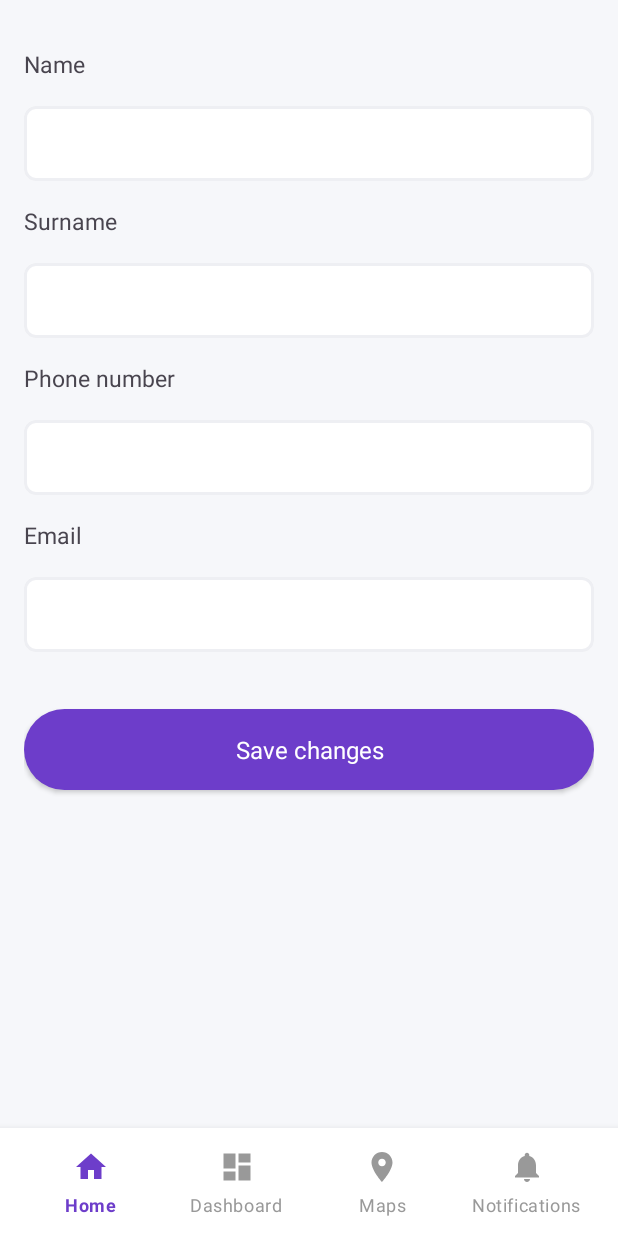
After one commit to galAntonis/SeniorTracker, an Android app: the EditSeniorFragment screen opened through its navigation route, on a phone screen of 412 x 824 dp. The commit adds this screen. Run offline under Robolectric (Android 15) with nearby library versions, the phone set to English and light mode, and no system bars; our stand-ins replace EventBus, Firebase (no records; nobody signed in at launch, a user with empty details on screens opened directly), navigation-ui.

Commit message:
Edit senior data
Signed-off-by: galAntonis <galant.dev@gmail.com>

```diff
--- /dev/null
+++ b/app/src/main/java/gr/galeos/seniortracker/ui/editSenior/EditSeniorFragment.java
@@ -0,0 +1,102 @@
+package gr.galeos.seniortracker.ui.editSenior;
+
+import android.os.Bundle;
+import android.util.Log;
+import android.view.LayoutInflater;
+import android.view.View;
+import android.view.ViewGroup;
+import android.widget.Toast;
+
+import androidx.annotation.NonNull;
+import androidx.annotation.Nullable;
+import androidx.fragment.app.Fragment;
+import androidx.lifecycle.ViewModelProvider;
+
+import gr.galeos.seniortracker.SeniorModel;
+import gr.galeos.seniortracker.databinding.FragmentEditSeniorBinding;
+
+public class EditSeniorFragment extends Fragment {
+
+    private FragmentEditSeniorBinding binding;
+    private EditSeniorViewModel viewModel;
+    private String seniorId;
+
+    @Override
+    public void onCreate(@Nullable Bundle savedInstanceState) {
+        super.onCreate(savedInstanceState);
+        Bundle bundle = getArguments();
+        if (bundle != null) {
+            seniorId = bundle.getString("seniorId");
+        }
+    }
+
+
+    public View onCreateView(@NonNull LayoutInflater inflater, ViewGroup container, Bundle savedInstanceState) {
+
+        binding = FragmentEditSeniorBinding.inflate(inflater, container, false);
+        return binding.getRoot();
+    }
+
+    @Override
+    public void onViewCreated(@NonNull View view, @Nullable Bundle savedInstanceState) {
+
+        super.onViewCreated(view, savedInstanceState);
+        setupViewModel();
+        setupObservers();
+        setClickListeners();
+        if (seniorId != null) {
+            viewModel.fetchSeniorDetails(seniorId);
+        }
+
+    }
+
+    private void setupViewModel() {
+        viewModel = new ViewModelProvider(this).get(EditSeniorViewModel.class);
+    }
+
+    private void setupObservers() {
+        viewModel.getSeniorData().observe(getViewLifecycleOwner(), senior -> {
+            if (senior != null) {
+                SeniorModel.getInstance().user.setId(senior.getId());
+                SeniorModel.getInstance().user.setFirstname(senior.getFirstname());
+                SeniorModel.getInstance().user.setLastname(senior.getLastname());
+                SeniorModel.getInstance().user.setEmail(senior.getEmail());
+                SeniorModel.getInstance().user.setPhone(senior.getPhone());
+                SeniorModel.getInstance().user.setAccountType(senior.getAccountType());
+                binding.nameEditText.setText(SeniorModel.getInstance().user.getFirstname());
+                binding.surnameEditText.setText(SeniorModel.getInstance().user.getLastname());
+                binding.emailEditText.setText(SeniorModel.getInstance().user.getEmail());
+                binding.phoneEditText.setText(SeniorModel.getInstance().user.getPhone());
+            } else {
+                // Error
+                Log.d("EditSeniorFragment", "Senior not found");
+            }
+        });
+
+        viewModel.updateUserData().observe(getViewLifecycleOwner(), found -> {
+            if (found) {
+                Toast.makeText(getContext(), "Success", Toast.LENGTH_SHORT).show();
+            } else {
+                Toast.makeText(getContext(), "Error", Toast.LENGTH_SHORT).show();
+            }
+        });
+    }
+
+    private void setClickListeners() {
+        binding.saveButton.setOnClickListener(v -> {
+            String id = SeniorModel.getInstance().user.getId();
+            String firstname = binding.nameEditText.getText().toString();
+            String lastname = binding.surnameEditText.getText().toString();
+            String email = binding.emailEditText.getText().toString();
+            String phone = binding.phoneEditText.getText().toString();
+            viewModel.updateUserData(id, firstname, lastname, email, phone,SeniorModel.getInstance().user.getAccountType());
+
+        });
+    }
+
+    @Override
+    public void onDestroyView() {
+        super.onDestroyView();
+        binding = null;
+    }
+}
--- /dev/null
+++ b/app/src/main/java/gr/galeos/seniortracker/ui/editSenior/EditSeniorViewModel.java
@@ -0,0 +1,68 @@
+package gr.galeos.seniortracker.ui.editSenior;
+
+import androidx.lifecycle.LiveData;
+import androidx.lifecycle.MutableLiveData;
+import androidx.lifecycle.ViewModel;
+
+import com.google.firebase.database.DatabaseReference;
+import com.google.firebase.database.FirebaseDatabase;
+import com.google.firebase.firestore.FirebaseFirestore;
+
+import gr.galeos.seniortracker.SeniorModel;
+import gr.galeos.seniortracker.models.User;
+
+
+public class EditSeniorViewModel extends ViewModel {
+
+    private final MutableLiveData<Boolean> _userData = new MutableLiveData<>();
+    public LiveData<Boolean> updateUserData() { return _userData; }
+
+    private final MutableLiveData<User> _seniorData = new MutableLiveData<>();
+
+    public LiveData<User> getSeniorData() {
+        return _seniorData;
+    }
+
+    private DatabaseReference databaseReference;
+    FirebaseFirestore db;
+
+    public EditSeniorViewModel() {
+        db = FirebaseFirestore.getInstance();
+        databaseReference = FirebaseDatabase.getInstance().getReference("seniors"); // Adjust this path as needed
+    }
+
+
+    public void fetchSeniorDetails(String seniorId) {
+        db.collection("users").document(seniorId).get()
+                .addOnCompleteListener(task -> {
+                    if (task.isSuccessful() && task.getResult().exists()) {
+                        SeniorModel.getInstance().setUser(
+                                task.getResult().get("id", String.class),
+                                task.getResult().get("firstname", String.class),
+                                task.getResult().get("lastname", String.class),
+                                task.getResult().get("email", String.class),
+                                task.getResult().get("phone", String.class),
+                                task.getResult().get("accountType", String.class));
+                        _seniorData.setValue(SeniorModel.getInstance().user);
+                    } else {
+                        _seniorData.setValue(null);
+                    }
+                });
+    }
+
+    public void updateUserData(String id, String firstname, String lastname, String email, String phone, String accountType) {
+        SeniorModel.getInstance().setUser(id, firstname, lastname, email, phone, accountType);
+
+        if (accountType.equals("1")) {
+            db.collection("seniors").document(email).set(SeniorModel.getInstance().user);
+        }
+        db.collection("users").document(id).set(SeniorModel.getInstance().user)
+                .addOnCompleteListener(task -> {
+                    if (task.isSuccessful()) {
+                        _userData.postValue(true);
+                    } else {
+                        _userData.postValue(false);
+                    }
+                });
+    }
+}
--- /dev/null
+++ b/app/src/main/res/layout/fragment_edit_senior.xml
@@ -0,0 +1,129 @@
+<?xml version="1.0" encoding="utf-8"?>
+<LinearLayout xmlns:android="http://schemas.android.com/apk/res/android"
+    xmlns:app="http://schemas.android.com/apk/res-auto"
+    xmlns:tools="http://schemas.android.com/tools"
+    android:layout_width="match_parent"
+    android:layout_height="match_parent"
+    android:orientation="vertical"
+    tools:context=".ui.account.AccountFragment">
+
+    <androidx.core.widget.NestedScrollView
+        android:layout_width="match_parent"
+        android:layout_height="match_parent"
+        android:padding="@dimen/fragment_padding">
+
+        <LinearLayout
+            android:layout_width="match_parent"
+            android:layout_height="wrap_content"
+            android:orientation="vertical">
+
+            <com.google.android.material.textview.MaterialTextView
+                android:layout_width="wrap_content"
+                android:layout_height="wrap_content"
+                android:layout_marginTop="@dimen/between_edit_text_margin"
+                android:text="@string/name"
+                android:textSize="@dimen/edit_text_title_size" />
+
+            <com.google.android.material.textfield.TextInputLayout
+                android:id="@+id/name_text_input_layout"
+                android:layout_width="match_parent"
+                android:layout_height="wrap_content"
+                android:layout_marginTop="12dp"
+                app:strokeColor="@color/neutral">
+
+                <com.google.android.material.textfield.TextInputEditText
+                    android:id="@+id/name_edit_text"
+                    android:layout_width="match_parent"
+                    android:layout_height="@dimen/edit_text_height"
+                    android:enabled="true"
+                    android:inputType="text"
+                    android:textSize="@dimen/edit_text_text_size" />
+
+            </com.google.android.material.textfield.TextInputLayout>
+
+            <com.google.android.material.textview.MaterialTextView
+                android:layout_width="wrap_content"
+                android:layout_height="wrap_content"
+                android:layout_marginTop="@dimen/between_edit_text_margin"
+                android:text="@string/surname"
+                android:textSize="@dimen/edit_text_title_size" />
+
+            <com.google.android.material.textfield.TextInputLayout
+                android:id="@+id/surname_text_input_layout"
+                android:layout_width="match_parent"
+                android:layout_height="wrap_content"
+                android:layout_marginTop="12dp"
+                app:strokeColor="@color/neutral">
+
+                <com.google.android.material.textfield.TextInputEditText
+                    android:id="@+id/surname_edit_text"
+                    android:layout_width="match_parent"
+                    android:layout_height="@dimen/edit_text_height"
+                    android:enabled="true"
+                    android:inputType="text"
+                    android:textSize="@dimen/edit_text_text_size" />
+
+            </com.google.android.material.textfield.TextInputLayout>
+
+            <com.google.android.material.textview.MaterialTextView
+                android:layout_width="wrap_content"
+                android:layout_height="wrap_content"
+                android:layout_marginTop="@dimen/between_edit_text_margin"
+                android:text="@string/phone_number_placeholder"
+                android:textSize="@dimen/edit_text_title_size" />
+
+            <com.google.android.material.textfield.TextInputLayout
+                android:id="@+id/phone_text_input_layout"
+                android:layout_width="match_parent"
+                android:layout_height="wrap_content"
+                android:layout_marginTop="12dp"
+                app:strokeColor="@color/neutral">
+
+                <com.google.android.material.textfield.TextInputEditText
+                    android:id="@+id/phone_edit_text"
+                    android:layout_width="match_parent"
+                    android:layout_height="@dimen/edit_text_height"
+                    android:enabled="true"
+                    android:inputType="number"
+                    android:textSize="13sp" />
+
+            </com.google.android.material.textfield.TextInputLayout>
+
+            <com.google.android.material.textview.MaterialTextView
+                android:layout_width="wrap_content"
+                android:layout_height="wrap_content"
+                android:layout_marginTop="@dimen/between_edit_text_margin"
+                android:text="@string/email"
+                android:textSize="@dimen/edit_text_title_size" />
+
+            <com.google.android.material.textfield.TextInputLayout
+                android:id="@+id/email_text_input_layout"
+                android:layout_width="match_parent"
+                android:layout_height="wrap_content"
+                android:layout_marginTop="12dp"
+                app:strokeColor="@color/neutral">
+
+                <com.google.android.material.textfield.TextInputEditText
+                    android:id="@+id/email_edit_text"
+                    android:layout_width="match_parent"
+                    android:layout_height="@dimen/edit_text_height"
+                    android:enabled="true"
+                    android:inputType="textWebEmailAddress|textEmailAddress"
+                    android:textSize="@dimen/edit_text_text_size" />
+
+            </com.google.android.material.textfield.TextInputLayout>
+
+
+            <com.google.android.material.button.MaterialButton
+                android:id="@+id/save_button"
+                android:layout_width="match_parent"
+                android:layout_height="wrap_content"
+                android:layout_marginTop="32dp"
+                android:enabled="true"
+                android:text="@string/save_changes" />
+
+        </LinearLayout>
+
+    </androidx.core.widget.NestedScrollView>
+
+</LinearLayout>
--- a/app/src/main/res/navigation/mobile_navigation.xml
+++ b/app/src/main/res/navigation/mobile_navigation.xml
@@ -244,6 +244,14 @@
             app:popEnterAnim="@anim/slide_in_left"
             app:popExitAnim="@anim/slide_out_right" />
 
+        <action
+            android:id="@+id/action_navigate_from_manage_seniors_to_edit_senior"
+            app:destination="@id/fragment_edit_senior"
+            app:enterAnim="@anim/slide_in_right"
+            app:exitAnim="@anim/slide_out_left"
+            app:popEnterAnim="@anim/slide_in_left"
+            app:popExitAnim="@anim/slide_out_right" />
+
     </fragment>
 
     <fragment
@@ -258,4 +266,10 @@
         android:label="@string/title_add_senior"
         tools:layout="@layout/fragment_add_senior" />
 
+    <fragment
+        android:id="@+id/fragment_edit_senior"
+        android:name="gr.galeos.seniortracker.ui.editSenior.EditSeniorFragment"
+        android:label="@string/title_edit_senior"
+        tools:layout="@layout/fragment_edit_senior" />
+
 </navigation>
--- a/app/src/main/res/values/strings.xml
+++ b/app/src/main/res/values/strings.xml
@@ -37,6 +37,7 @@
     <string name="phone_number_placeholder">Phone number</string>
     <string name="email">Email</string>
     <string name="create_account">Activate account</string>
+    <string name="save_changes">Save changes</string>
     <string name="account_prompt">Fill the fields below to activate account</string>
     <string name="supervisor">Supervisor</string>
     <string name="senior">Senior</string>
@@ -46,6 +47,7 @@
     <string name="login_failed">Login failed</string>
     <string name="user_not_found">User not found</string>
     <string name="title_add_senior">Add senior</string>
+    <string name="title_edit_senior">Edit senior</string>
 
 
 </resources>
```
Also changed, not shown: app/src/main/java/gr/galeos/seniortracker/ui/manageSeniors/ManageSeniorsFragment.java (+14 -15 lines).
